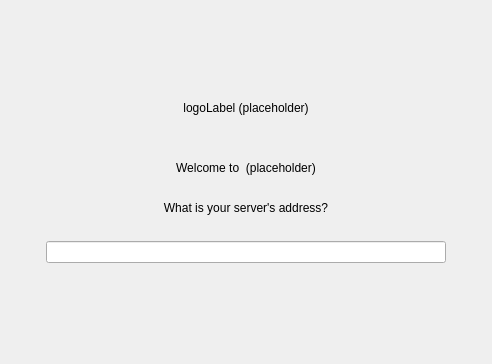
This is src/gui/newwizard/pages/serverurlsetupwizardpage.ui in nextcloud/desktop as Qt 5 draws it before an edit. The edited form follows.
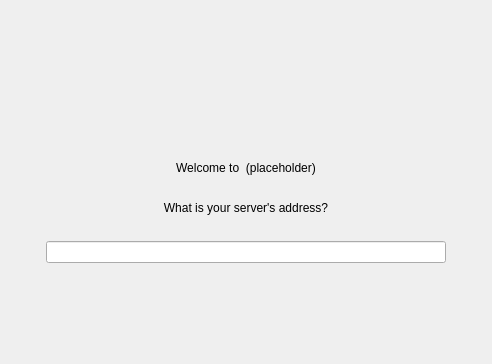
This is the edited form. Custom widgets are drawn as their Qt base class.

Commit message: Add a11y text to setup wizard application logo

Patch:
```diff
--- a/src/gui/newwizard/pages/serverurlsetupwizardpage.ui
+++ b/src/gui/newwizard/pages/serverurlsetupwizardpage.ui
@@ -32,9 +32,6 @@
    </item>
    <item>
     <widget class="QLabel" name="logoLabel">
-     <property name="text">
-      <string notr="true">logoLabel (placeholder)</string>
-     </property>
      <property name="alignment">
       <set>Qt::AlignCenter</set>
      </property>
```
Left out of the diff: 3 changed lines with no effect on the pictures. The commit also changes 1 other file.
